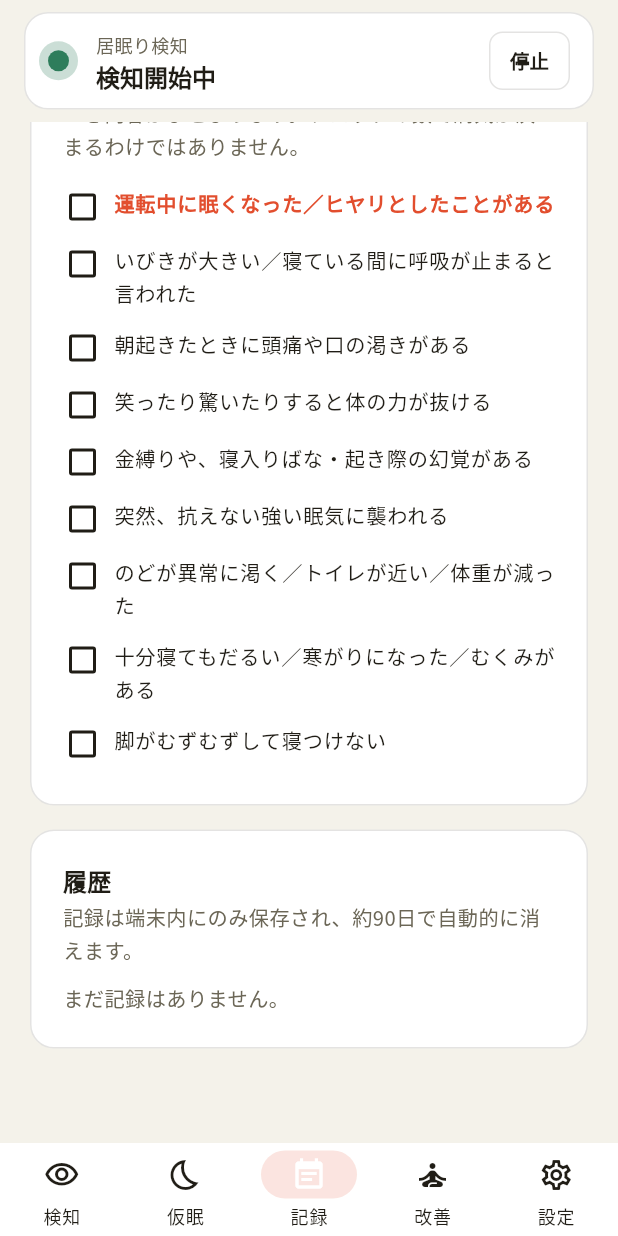
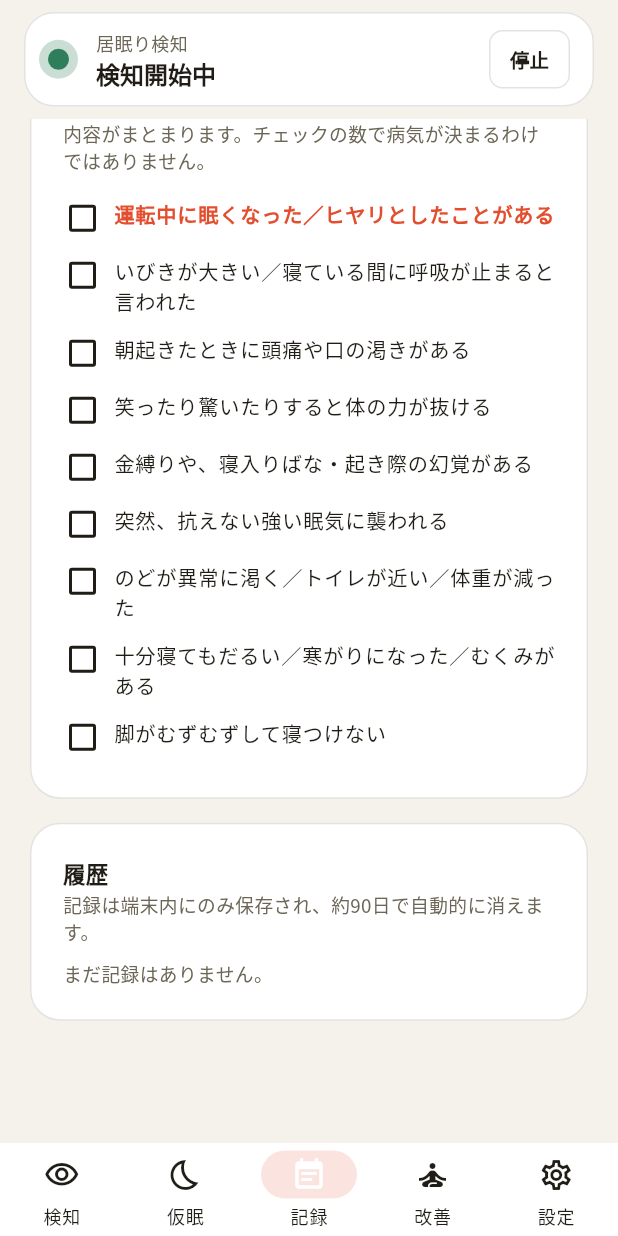
Before and after one commit to toriumib/inemuri_guard, a Flutter app: the screen it shows after launch, item 3 of the bottom bar chosen, scrolled down 1152 dp, on a phone screen of 412 x 824 dp. Run offline on Flutter 3.47's test engine with Material 3 defaults, Android fonts, the phone set to English and light mode, and no system bars; drawn by our look-alikes of google_mobile_ads; our stand-ins replace audioplayers, camera, flutter_local_notifications, google_fonts, in_app_purchase, in_app_review and 6 more; missing offline and left inert: google_mlkit_face_detection, noise_meter; network calls fail.

Commit message:
2026-09-12 実機UIの文字階層とカードデザインを調整

```diff
--- a/lib/theme/app_theme.dart
+++ b/lib/theme/app_theme.dart
@@ -93,16 +93,16 @@ class AppTheme {
       headlineMedium: display.copyWith(
         fontWeight: FontWeight.w800,
         color: c.text,
-        fontSize: 23,
+        fontSize: 21,
       ),
       titleLarge: display.copyWith(fontWeight: FontWeight.w700, color: c.text),
       titleMedium: display.copyWith(
         fontWeight: FontWeight.w700,
         color: c.text,
-        fontSize: 16,
+        fontSize: 15,
       ),
-      bodyLarge: body.copyWith(color: c.text, fontSize: 15, height: 1.6),
-      bodyMedium: body.copyWith(color: c.textDim, fontSize: 13.5, height: 1.6),
+      bodyLarge: body.copyWith(color: c.text, fontSize: 14, height: 1.5),
+      bodyMedium: body.copyWith(color: c.textDim, fontSize: 12.5, height: 1.45),
       labelLarge: body.copyWith(color: c.text, fontWeight: FontWeight.w700),
     );
   }
@@ -127,7 +127,7 @@ class AppTheme {
         color: c.surface,
         elevation: 0,
         shape: RoundedRectangleBorder(
-          borderRadius: BorderRadius.circular(16),
+          borderRadius: BorderRadius.circular(20),
           side: BorderSide(color: c.border),
         ),
       ),
```
Also changed, not shown: 1 other file.
